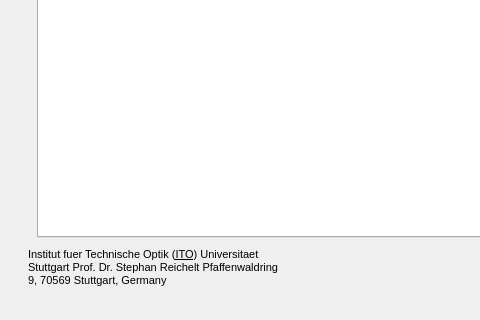
itom-project/itom, file Qitom/ui/dialogAbout.ui: the form before one commit; both pictures show x 0 to 480 and y 296 to 616 of the 662 by 616 pixel window.
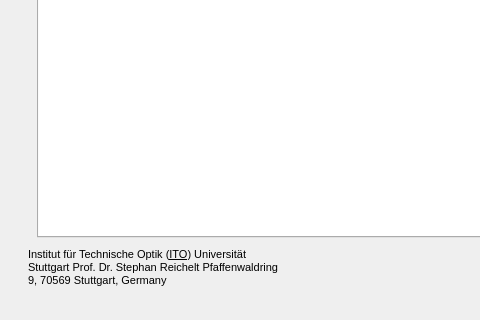
The form after the commit. Icons and pictures are not drawn.

The edit to the form file:
```diff
--- a/Qitom/ui/dialogAbout.ui
+++ b/Qitom/ui/dialogAbout.ui
@@ -407,7 +407,7 @@
 &lt;html&gt;&lt;head&gt;&lt;meta name=&quot;qrichtext&quot; content=&quot;1&quot; /&gt;&lt;style type=&quot;text/css&quot;&gt;
 p, li { white-space: pre-wrap; }
 &lt;/style&gt;&lt;/head&gt;&lt;body style=&quot; font-family:'MS Shell Dlg 2'; font-size:6.6pt; font-weight:400; font-style:normal;&quot;&gt;
-&lt;p style=&quot; margin-top:12px; margin-bottom:12px; margin-left:0px; margin-right:0px; -qt-block-indent:0; text-indent:0px;&quot;&gt;&lt;span style=&quot; font-size:8pt; color:#000000;&quot;&gt;Institut fuer Technische Optik (&lt;/span&gt;&lt;a href=&quot;http://www.ito.uni-stuttgart.de&quot;&gt;&lt;span style=&quot; font-size:8pt; text-decoration: underline; color:#000000;&quot;&gt;ITO&lt;/span&gt;&lt;/a&gt;&lt;span style=&quot; font-size:8pt; color:#000000;&quot;&gt;) Universitaet Stuttgart Prof. Dr. Stephan Reichelt Pfaffenwaldring 9, 70569 Stuttgart, Germany&lt;/span&gt;&lt;/p&gt;&lt;/body&gt;&lt;/html&gt;</string>
+&lt;p style=&quot; margin-top:12px; margin-bottom:12px; margin-left:0px; margin-right:0px; -qt-block-indent:0; text-indent:0px;&quot;&gt;&lt;span style=&quot; font-size:8pt; color:#000000;&quot;&gt;Institut für Technische Optik (&lt;/span&gt;&lt;a href=&quot;http://www.ito.uni-stuttgart.de&quot;&gt;&lt;span style=&quot; font-size:8pt; text-decoration: underline; color:#000000;&quot;&gt;ITO&lt;/span&gt;&lt;/a&gt;&lt;span style=&quot; font-size:8pt; color:#000000;&quot;&gt;) Universität Stuttgart Prof. Dr. Stephan Reichelt Pfaffenwaldring 9, 70569 Stuttgart, Germany&lt;/span&gt;&lt;/p&gt;&lt;/body&gt;&lt;/html&gt;</string>
        </property>
        <property name="openExternalLinks">
         <bool>true</bool>
```
